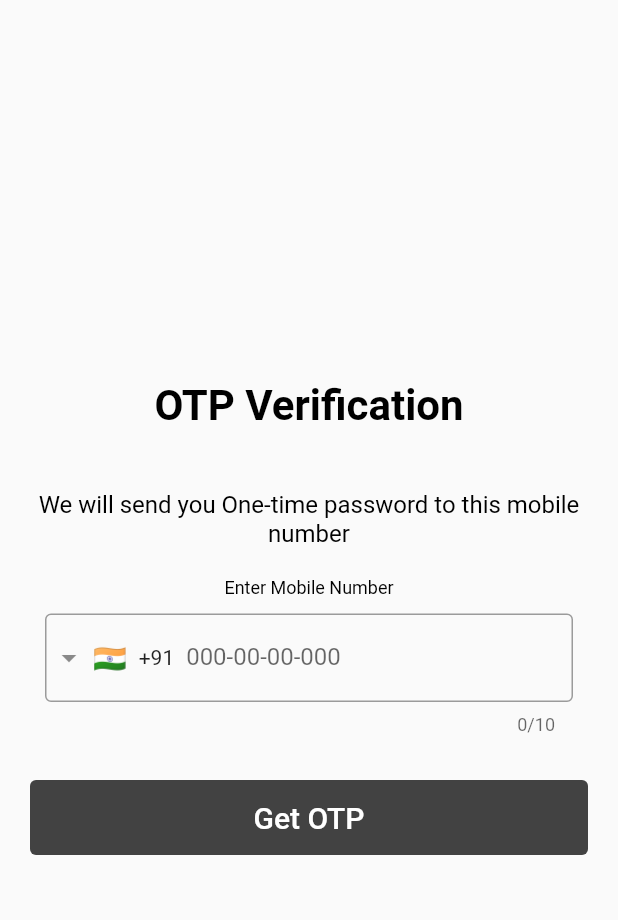
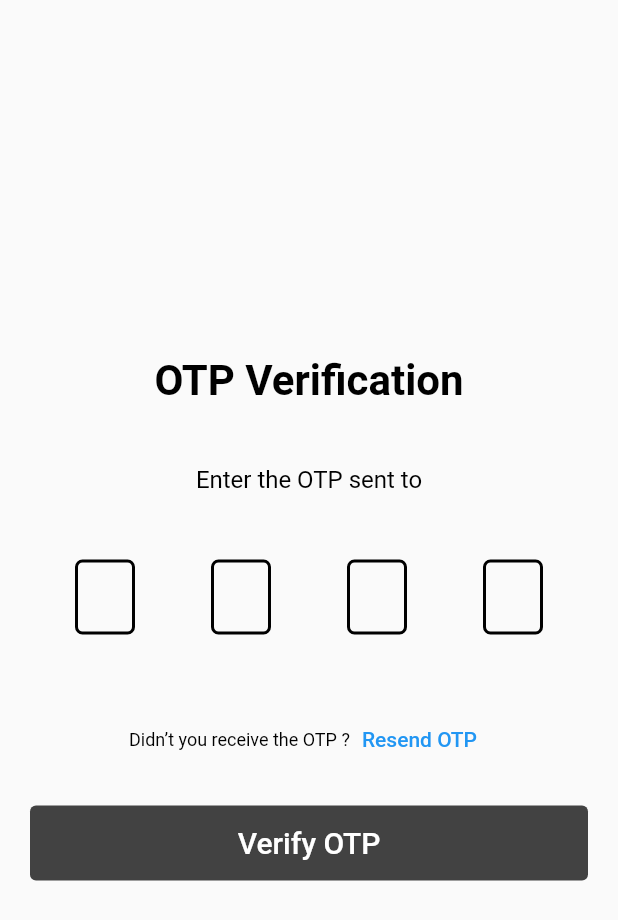
Before and after one commit to Prithiveram-27/right_to_connect, a Flutter app: the screen it shows after launch, on a phone screen of 412 x 824 dp. Shown: the top 920 px of the screen. Run offline on Flutter 3.47's test engine with Material 2 defaults, Android fonts, the phone set to English and light mode, and no system bars; drawn by our look-alikes of intl_phone_field, pin_code_fields.

Commit message:
Otp confirmation screen design

```diff
--- a/lib/Constants/string_constants.dart
+++ b/lib/Constants/string_constants.dart
@@ -4,7 +4,13 @@ class StringConstants {
   static String otpConfirmation =
       "We will send you One-time password to this mobile number";
   static String enterMobileNumber = "Enter Mobile Number";
+  static String enterOtpSent = "Enter the OTP sent to";
+
   static String btnGetOtp = "Get OTP";
+  static String btnVerifyOtp = "Verify OTP";
+static String txtdidnotRecieveotp = "Didn’t you receive the OTP ?";
+  static String btnResendOtp = "Resend OTP";
+
 
   static String getText(String key) {
     return key;
--- a/lib/Screens/login_screen.dart
+++ b/lib/Screens/login_screen.dart
@@ -1,7 +1,10 @@
 import 'package:flutter/material.dart';
 import 'package:intl_phone_field/intl_phone_field.dart';
+import 'package:pin_code_fields/pin_code_fields.dart';
 import '../Constants/string_constants.dart';
 import '../Constants/color_constants.dart';
+
+enum MobileVerificationState { Mobile_SHOW_state, Otp_SHOW_state }
 
 class LoginScreen extends StatefulWidget {
   const LoginScreen({Key? key}) : super(key: key);
@@ -11,6 +14,7 @@ class LoginScreen extends StatefulWidget {
 }
 
 class _LoginScreenState extends State<LoginScreen> {
+  MobileVerificationState currentState = MobileVerificationState.Otp_SHOW_state;
   @override
   Widget build(BuildContext context) {
     double width = MediaQuery.of(context).size.width;
@@ -30,7 +34,9 @@ class _LoginScreenState extends State<LoginScreen> {
             height: 40,
           ),
           Text(
-            StringConstants.getText(StringConstants.otpConfirmation),
+            currentState == MobileVerificationState.Mobile_SHOW_state
+                ? StringConstants.getText(StringConstants.otpConfirmation)
+                : StringConstants.getText(StringConstants.enterOtpSent),
             style: const TextStyle(
               color: ColorConstants.textColor,
               fontSize: 16,
@@ -42,7 +48,9 @@ class _LoginScreenState extends State<LoginScreen> {
             height: 20,
           ),
           Text(
-            StringConstants.getText(StringConstants.enterMobileNumber),
+            currentState == MobileVerificationState.Mobile_SHOW_state
+                ? StringConstants.getText(StringConstants.enterMobileNumber)
+                : "",
             style: const TextStyle(
               color: ColorConstants.textColor,
               fontSize: 12,
@@ -52,8 +60,10 @@ class _LoginScreenState extends State<LoginScreen> {
           const SizedBox(
             height: 0,
           ),
-          Padding(
-            padding: const EdgeInsets.symmetric(horizontal: 30, vertical: 10),
+          currentState == MobileVerificationState.Mobile_SHOW_state
+              ? Padding(
+                  padding:
+                      const EdgeInsets.symmetric(horizontal: 30, vertical: 10),
                   child: IntlPhoneField(
                     dropdownDecoration: const BoxDecoration(),
                     decoration: const InputDecoration(
@@ -65,9 +75,74 @@ class _LoginScreenState extends State<LoginScreen> {
                     initialCountryCode: 'IN',
                     onChanged: (phone) {},
                   ),
+                )
+              : Padding(
+                  padding:
+                      const EdgeInsets.symmetric(horizontal: 50, vertical: 10),
+                  child: Center(
+                    child: PinCodeTextField(
+                      length: 4,
+                      obscureText: false,
+                      animationType: AnimationType.fade,
+                      pinTheme: PinTheme(
+                          shape: PinCodeFieldShape.box,
+                          borderRadius: BorderRadius.circular(5),
+                          fieldHeight: 50,
+                          fieldWidth: 40,
+                          activeFillColor: ColorConstants.textColor,
+                          activeColor: ColorConstants.textColor,
+                          inactiveColor: ColorConstants.textColor),
+                      animationDuration: const Duration(milliseconds: 300),
+                      //backgroundColor: Constants.secondaryColor,
+                      enableActiveFill: false,
+                      // controller: otpController,
+                      onCompleted: (v) {
+                        debugPrint("Completed");
+                      },
+                      onChanged: (value) {
+                        debugPrint(value);
+                        setState(() {
+                          // currentText = value;
+                        });
+                      },
+                      beforeTextPaste: (text) {
+                        return true;
+                      },
+                      appContext: context,
+                    ),
+                  ),
                 ),
           const SizedBox(
             height: 20,
+          ),
+          currentState == MobileVerificationState.Otp_SHOW_state
+              ? Row(
+                  mainAxisAlignment: MainAxisAlignment.center,
+                  children: [
+                    Text(
+                      StringConstants.getText(
+                          StringConstants.txtdidnotRecieveotp),
+                      style: const TextStyle(
+                        color: ColorConstants.textColor,
+                        fontSize: 12,
+                        fontWeight: FontWeight.normal,
+                      ),
+                    ),
+                    TextButton(
+                        onPressed: () {},
+                        child: Text(StringConstants.getText(
+                            StringConstants.btnResendOtp)))
+                  ],
+                )
+              : Row(
+                  children: const [Text("")],
+                ),
+          currentState == MobileVerificationState.Otp_SHOW_state
+              ? const SizedBox(
+                  height: 20,
+                )
+              : const SizedBox(
+                  height: 0,
                 ),
           TextButton(
             style: TextButton.styleFrom(
@@ -76,7 +151,9 @@ class _LoginScreenState extends State<LoginScreen> {
             ),
             onPressed: () {},
             child: Text(
-              StringConstants.getText(StringConstants.btnGetOtp),
+              currentState == MobileVerificationState.Mobile_SHOW_state
+                  ? StringConstants.getText(StringConstants.btnGetOtp)
+                  : StringConstants.getText(StringConstants.btnVerifyOtp),
               style: const TextStyle(
                 color: ColorConstants.buttonTxtColor,
                 fontSize: 20,
```
Lines whose indentation alone changed are shown as unchanged.
